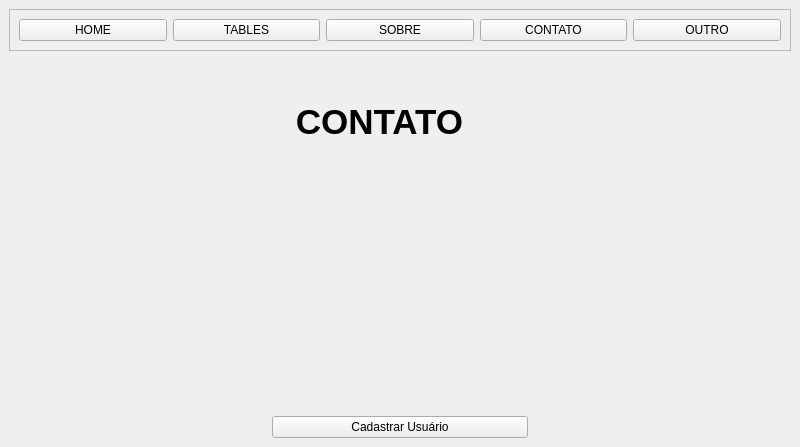
Before: the Qt Designer form resources/ui_main.ui in redersonrodrigues/sistema-de-gerenciamento-com-python, drawn with Qt 5.
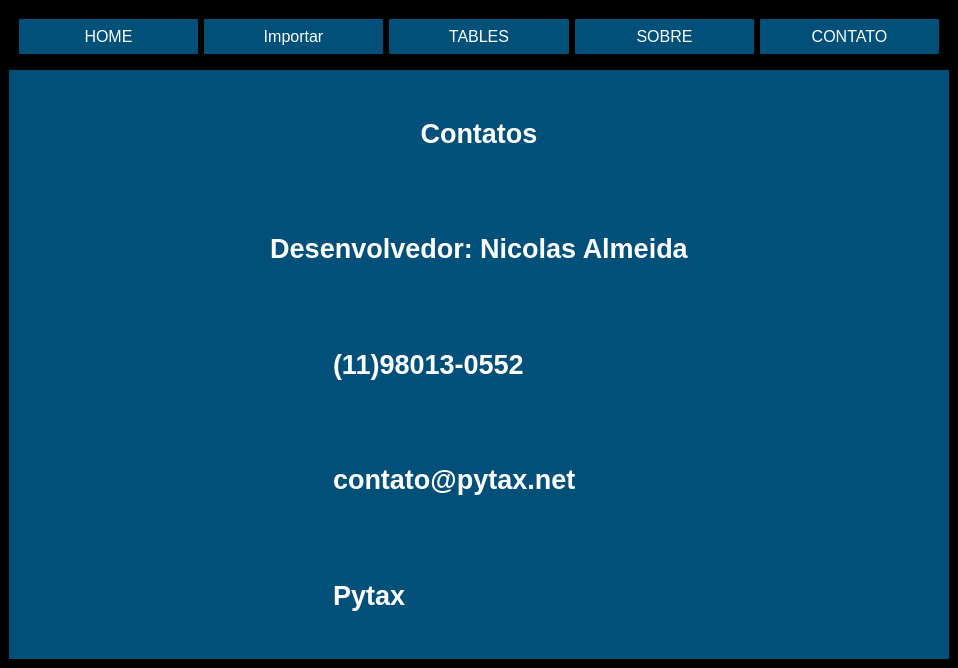
After: the same form once the commit is applied. The open tabs and pages were chosen to show the change. Icons and pictures are not drawn.

Diff of the .ui file:
```diff
--- a/resources/ui_main.ui
+++ b/resources/ui_main.ui
@@ -6,13 +6,16 @@
    <rect>
     <x>0</x>
     <y>0</y>
-    <width>800</width>
-    <height>447</height>
+    <width>958</width>
+    <height>668</height>
    </rect>
   </property>
   <property name="windowTitle">
    <string>MainWindow</string>
   </property>
+  <property name="styleSheet">
+   <string notr="true">background-color: rgb(0, 0, 0);</string>
+  </property>
   <property name="iconSize">
    <size>
     <width>48</width>
@@ -35,30 +38,91 @@
       <layout class="QHBoxLayout" name="horizontalLayout">
        <item>
         <widget class="QPushButton" name="btn_pg_home">
+         <property name="minimumSize">
+          <size>
+           <width>0</width>
+           <height>35</height>
+          </size>
+         </property>
          <property name="font">
           <font>
-           <underline>false</underline>
-           <strikeout>false</strikeout>
+           <pointsize>-1</pointsize>
           </font>
          </property>
          <property name="styleSheet">
-          <string notr="true"/>
+          <string notr="true">QPushButton{
+color: rgb(255, 255, 255);
+border-radius: 1px;
+font-size: 16px;
+background-color: rgb(0, 80, 121);
+}
+QPushButton:hover{
+background-color: #FFFFFF;
+color: black;
+}</string>
          </property>
          <property name="text">
           <string>HOME</string>
          </property>
         </widget>
        </item>
+       <item>
+        <widget class="QPushButton" name="btn_pg_import">
+         <property name="minimumSize">
+          <size>
+           <width>0</width>
+           <height>35</height>
+          </size>
+         </property>
+         <property name="font">
+          <font>
+           <pointsize>-1</pointsize>
+          </font>
+         </property>
+         <property name="cursor">
+          <cursorShape>PointingHandCursor</cursorShape>
+         </property>
+         <property name="styleSheet">
+          <string notr="true">QPushButton{
+color: rgb(255, 255, 255);
+border-radius: 1px;
+font-size: 16px;
+background-color: rgb(0, 80, 121);
+}
+QPushButton:hover{
+background-color: #FFFFFF;
+color: black;
+}</string>
+         </property>
+         <property name="text">
+          <string>Importar</string>
+         </property>
+        </widget>
+       </item>
        <item>
         <widget class="QPushButton" name="btn_pg_tables">
+         <property name="minimumSize">
+          <size>
+           <width>0</width>
+           <height>35</height>
+          </size>
+         </property>
          <property name="font">
           <font>
-           <underline>false</underline>
-           <strikeout>false</strikeout>
+           <pointsize>-1</pointsize>
           </font>
          </property>
          <property name="styleSheet">
-          <string notr="true"/>
+          <string notr="true">QPushButton{
+color: rgb(255, 255, 255);
+border-radius: 1px;
+font-size: 16px;
+background-color: rgb(0, 80, 121);
+}
+QPushButton:hover{
+background-color: #FFFFFF;
+color: black;
+}</string>
          </property>
          <property name="text">
           <string>TABLES</string>
@@ -67,14 +131,28 @@
        </item>
        <item>
         <widget class="QPushButton" name="btn_pg_sobre">
+         <property name="minimumSize">
+          <size>
+           <width>0</width>
+           <height>35</height>
+          </size>
+         </property>
          <property name="font">
           <font>
-           <underline>false</underline>
-           <strikeout>false</strikeout>
+           <pointsize>-1</pointsize>
           </font>
          </property>
          <property name="styleSheet">
-          <string notr="true"/>
+          <string notr="true">QPushButton{
+color: rgb(255, 255, 255);
+border-radius: 1px;
+font-size: 16px;
+background-color: rgb(0, 80, 121);
+}
+QPushButton:hover{
+background-color: #FFFFFF;
+color: black;
+}</string>
          </property>
          <property name="text">
           <string>SOBRE</string>
@@ -83,44 +161,252 @@
        </item>
        <item>
         <widget class="QPushButton" name="btn_pg_contato">
+         <property name="minimumSize">
+          <size>
+           <width>0</width>
+           <height>35</height>
+          </size>
+         </property>
          <property name="font">
           <font>
-           <underline>false</underline>
-           <strikeout>false</strikeout>
+           <pointsize>-1</pointsize>
           </font>
          </property>
          <property name="styleSheet">
-          <string notr="true"/>
+          <string notr="true">QPushButton{
+color: rgb(255, 255, 255);
+border-radius: 1px;
+font-size: 16px;
+background-color: rgb(0, 80, 121);
+}
+QPushButton:hover{
+background-color: #FFFFFF;
+color: black;
+}</string>
          </property>
          <property name="text">
           <string>CONTATO</string>
          </property>
         </widget>
        </item>
-       <item>
-        <widget class="QPushButton" name="btn_pg_outro">
-         <property name="font">
-          <font>
-           <underline>false</underline>
-           <strikeout>false</strikeout>
-          </font>
-         </property>
-         <property name="styleSheet">
-          <string notr="true"/>
-         </property>
-         <property name="text">
-          <string>OUTRO</string>
-         </property>
-        </widget>
-       </item>
       </layout>
      </widget>
     </item>
     <item>
      <widget class="QStackedWidget" name="Pages">
+      <property name="styleSheet">
+       <string notr="true">background-color: rgb(0, 80, 121);</string>
+      </property>
       <property name="currentIndex">
        <number>1</number>
       </property>
+      <widget class="QWidget" name="pg_home">
+       <layout class="QVBoxLayout" name="verticalLayout_2">
+        <item>
+         <widget class="QLabel" name="label">
+          <property name="sizePolicy">
+           <sizepolicy hsizetype="Preferred" vsizetype="Expanding">
+            <horstretch>0</horstretch>
+            <verstretch>0</verstretch>
+           </sizepolicy>
+          </property>
+          <property name="styleSheet">
+           <string notr="true">background-color: rgb(0, 80, 121);</string>
+          </property>
+          <property name="text">
+           <string>&lt;html&gt;&lt;head/&gt;&lt;body&gt;&lt;p align=&quot;center&quot;&gt;&lt;span style=&quot; font-size:48pt; font-weight:600; color:#00004d;&quot;&gt;RAMAR&lt;/span&gt;&lt;/p&gt;&lt;p align=&quot;center&quot;&gt;&lt;span style=&quot; font-size:28pt; font-weight:600; color:#00004d;&quot;&gt;Sistema De Gerenciamento&lt;/span&gt;&lt;/p&gt;&lt;p align=&quot;center&quot;&gt;&lt;span style=&quot; font-size:28pt; font-weight:600; color:#00004d;&quot;&gt;&lt;img src=&quot;assets/_imgs/logo.png&quot;&lt;/span&gt;&lt;/p&gt;&lt;/body&gt;&lt;/html&gt;</string>
+          </property>
+         </widget>
+        </item>
+        <item>
+         <widget class="QPushButton" name="btn_pg_cadastro">
+          <property name="minimumSize">
+           <size>
+            <width>0</width>
+            <height>27</height>
+           </size>
+          </property>
+          <property name="font">
+           <font>
+            <pointsize>12</pointsize>
+            <weight>75</weight>
+            <bold>true</bold>
+           </font>
+          </property>
+          <property name="cursor">
+           <cursorShape>PointingHandCursor</cursorShape>
+          </property>
+          <property name="styleSheet">
+           <string notr="true">QPushButton{
+color: #FFFFFF;
+}
+QPushButton:hover{
+background-color:rgb(255, 255, 255);
+color: black;
+}</string>
+          </property>
+          <property name="text">
+           <string>Cadastrar Usuário</string>
+          </property>
+         </widget>
+        </item>
+       </layout>
+      </widget>
+      <widget class="QWidget" name="pg_import">
+       <layout class="QVBoxLayout" name="verticalLayout_10">
+        <item>
+         <widget class="QLabel" name="label_17">
+          <property name="minimumSize">
+           <size>
+            <width>0</width>
+            <height>0</height>
+           </size>
+          </property>
+          <property name="maximumSize">
+           <size>
+            <width>16777215</width>
+            <height>50</height>
+           </size>
+          </property>
+          <property name="font">
+           <font>
+            <pointsize>20</pointsize>
+           </font>
+          </property>
+          <property name="text">
+           <string>&lt;html&gt;&lt;head/&gt;&lt;body&gt;&lt;p align=&quot;center&quot;&gt;&lt;span style=&quot; font-weight:600; color:#ffffff;&quot;&gt;IMPORTAR XML&lt;/span&gt;&lt;/p&gt;&lt;/body&gt;&lt;/html&gt;</string>
+          </property>
+          <property name="alignment">
+           <set>Qt::AlignCenter</set>
+          </property>
+         </widget>
+        </item>
+        <item>
+         <layout class="QHBoxLayout" name="horizontalLayout_4">
+          <item>
+           <widget class="QLineEdit" name="txt_file">
+            <property name="minimumSize">
+             <size>
+              <width>0</width>
+              <height>28</height>
+             </size>
+            </property>
+            <property name="font">
+             <font>
+              <pointsize>12</pointsize>
+             </font>
+            </property>
+            <property name="styleSheet">
+             <string notr="true">color: rgb(255, 255, 255);</string>
+            </property>
+            <property name="alignment">
+             <set>Qt::AlignCenter</set>
+            </property>
+            <property name="placeholderText">
+             <string>Selecione a pasta com os arquivos XML ---&gt;</string>
+            </property>
+           </widget>
+          </item>
+          <item>
+           <widget class="QPushButton" name="btn_open">
+            <property name="minimumSize">
+             <size>
+              <width>120</width>
+              <height>28</height>
+             </size>
+            </property>
+            <property name="cursor">
+             <cursorShape>PointingHandCursor</cursorShape>
+            </property>
+            <property name="styleSheet">
+             <string notr="true">QPushButton{
+color: rgb(0, 0, 10);
+border-top-right-radius: 15px;
+font-size: 16px;
+background-color: #FFFFFF;
+}
+QPushButton:hover{
+background-color: rgb(170, 255, 255);
+color: black;
+}</string>
+            </property>
+            <property name="text">
+             <string>Abrir</string>
+            </property>
+           </widget>
+          </item>
+         </layout>
+        </item>
+        <item>
+         <layout class="QHBoxLayout" name="horizontalLayout_11">
+          <item>
+           <widget class="QLabel" name="label_4">
+            <property name="text">
+             <string/>
+            </property>
+           </widget>
+          </item>
+          <item>
+           <widget class="QPushButton" name="btn_import">
+            <property name="minimumSize">
+             <size>
+              <width>0</width>
+              <height>30</height>
+             </size>
+            </property>
+            <property name="font">
+             <font>
+              <pointsize>-1</pointsize>
+             </font>
+            </property>
+            <property name="cursor">
+             <cursorShape>PointingHandCursor</cursorShape>
+            </property>
+            <property name="styleSheet">
+             <string notr="true">QPushButton{
+color: rgb(0, 0, 10);
+border-radius: 10px;
+font-size: 16px;
+background-color: #FFFFFF;
+}
+QPushButton:hover{
+background-color: rgb(170, 255, 255);
+color: black;
+}</string>
+            </property>
+            <property name="text">
+             <string>IMPORTAR</string>
+            </property>
+           </widget>
+          </item>
+          <item>
+           <widget class="QLabel" name="label_5">
+            <property name="text">
+             <string/>
+            </property>
+           </widget>
+          </item>
+         </layout>
+        </item>
+        <item>
+         <widget class="QProgressBar" name="progressBar">
+          <property name="font">
+           <font>
+            <pointsize>12</pointsize>
+            <weight>50</weight>
+            <bold>false</bold>
+           </font>
+          </property>
+          <property name="value">
+           <number>100</number>
+          </property>
+          <property name="textVisible">
+           <bool>false</bool>
+          </property>
+         </widget>
+        </item>
+       </layout>
+      </widget>
       <widget class="QWidget" name="pg_table">
        <layout class="QVBoxLayout" name="verticalLayout_8">
         <item>
@@ -130,20 +416,6 @@
             <string>TreeWidget</string>
            </attribute>
            <layout class="QVBoxLayout" name="verticalLayout_7">
-            <item>
-             <layout class="QHBoxLayout" name="horizontalLayout_2">
-              <item>
-               <widget class="QLineEdit" name="txt_file"/>
-              </item>
-              <item>
-               <widget class="QPushButton" name="btn_open">
-                <property name="text">
-                 <string>Abrir</string>
-                </property>
-               </widget>
-              </item>
-             </layout>
-            </item>
             <item>
              <layout class="QHBoxLayout" name="horizontalLayout_3">
               <item>
@@ -340,55 +612,242 @@
         </item>
        </layout>
       </widget>
-      <widget class="QWidget" name="pg_contato">
-       <widget class="QLabel" name="label_16">
-        <property name="geometry">
-         <rect>
-          <x>260</x>
-          <y>30</y>
-          <width>221</width>
-          <height>71</height>
-         </rect>
-        </property>
-        <property name="text">
-         <string>&lt;html&gt;&lt;head/&gt;&lt;body&gt;&lt;p align=&quot;center&quot;&gt;&lt;span style=&quot; font-size:26pt; font-weight:600;&quot;&gt;CONTATO&lt;/span&gt;&lt;/p&gt;&lt;/body&gt;&lt;/html&gt;</string>
-        </property>
-       </widget>
-      </widget>
-      <widget class="QWidget" name="pg_home">
-       <layout class="QVBoxLayout" name="verticalLayout_2">
-        <item>
-         <widget class="QLabel" name="label">
-          <property name="sizePolicy">
-           <sizepolicy hsizetype="Preferred" vsizetype="Expanding">
-            <horstretch>0</horstretch>
-            <verstretch>0</verstretch>
-           </sizepolicy>
-          </property>
-          <property name="styleSheet">
-           <string notr="true">background-color: rgb(255, 255, 255);</string>
-          </property>
-          <property name="text">
-           <string>&lt;html&gt;&lt;head/&gt;&lt;body&gt;&lt;p align=&quot;center&quot;&gt;&lt;span style=&quot; font-size:48pt; font-weight:600; color:#00004d;&quot;&gt;RAMAR&lt;/span&gt;&lt;/p&gt;&lt;p align=&quot;center&quot;&gt;&lt;span style=&quot; font-size:36pt; font-weight:600; color:#00004d;&quot;&gt;Sistema De Gerenciamento&lt;/span&gt;&lt;/p&gt;&lt;/body&gt;&lt;/html&gt;</string>
-          </property>
-         </widget>
-        </item>
-       </layout>
-      </widget>
       <widget class="QWidget" name="pg_sobre">
-       <widget class="QLabel" name="label_15">
-        <property name="geometry">
-         <rect>
-          <x>340</x>
-          <y>50</y>
-          <width>61</width>
-          <height>21</height>
-         </rect>
-        </property>
-        <property name="text">
-         <string>&lt;html&gt;&lt;head/&gt;&lt;body&gt;&lt;p&gt;&lt;span style=&quot; font-size:12pt; font-weight:600;&quot;&gt;SOBRE&lt;/span&gt;&lt;/p&gt;&lt;/body&gt;&lt;/html&gt;</string>
-        </property>
-       </widget>
+       <layout class="QVBoxLayout" name="verticalLayout_12">
+        <item>
+         <widget class="QLabel" name="label_15">
+          <property name="maximumSize">
+           <size>
+            <width>16777215</width>
+            <height>50</height>
+           </size>
+          </property>
+          <property name="font">
+           <font>
+            <pointsize>20</pointsize>
+           </font>
+          </property>
+          <property name="text">
+           <string>&lt;html&gt;&lt;head/&gt;&lt;body&gt;&lt;p align=&quot;center&quot;&gt;&lt;span style=&quot; font-weight:600; color:#ffffff;&quot;&gt;Sobre&lt;/span&gt;&lt;/p&gt;&lt;/body&gt;&lt;/html&gt;</string>
+          </property>
+          <property name="alignment">
+           <set>Qt::AlignCenter</set>
+          </property>
+         </widget>
+        </item>
+        <item>
+         <widget class="QLabel" name="label_19">
+          <property name="text">
+           <string>&lt;html&gt;&lt;head/&gt;&lt;body&gt;&lt;p align=&quot;center&quot;&gt;&lt;span style=&quot; font-size:12pt; font-weight:600; color:#ffffff;&quot;&gt;Este sistema faz a importação de arquivos XML e faz o controle do estoque de acordo com a entrada de notas e saídas apontadas pelo usuário.&lt;/span&gt;&lt;/p&gt;&lt;/body&gt;&lt;/html&gt;</string>
+          </property>
+          <property name="alignment">
+           <set>Qt::AlignCenter</set>
+          </property>
+          <property name="wordWrap">
+           <bool>true</bool>
+          </property>
+         </widget>
+        </item>
+       </layout>
+      </widget>
+      <widget class="QWidget" name="pg_contato">
+       <layout class="QVBoxLayout" name="verticalLayout_13">
+        <item>
+         <widget class="QLabel" name="label_16">
+          <property name="font">
+           <font>
+            <pointsize>20</pointsize>
+           </font>
+          </property>
+          <property name="text">
+           <string>&lt;html&gt;&lt;head/&gt;&lt;body&gt;&lt;p align=&quot;center&quot;&gt;&lt;span style=&quot; font-weight:600; color:#ffffff;&quot;&gt;Contatos&lt;/span&gt;&lt;/p&gt;&lt;/body&gt;&lt;/html&gt;</string>
+          </property>
+          <property name="alignment">
+           <set>Qt::AlignCenter</set>
+          </property>
+         </widget>
+        </item>
+        <item>
+         <widget class="QLabel" name="label_20">
+          <property name="font">
+           <font>
+            <pointsize>20</pointsize>
+           </font>
+          </property>
+          <property name="text">
+           <string>&lt;html&gt;&lt;head/&gt;&lt;body&gt;&lt;p align=&quot;center&quot;&gt;&lt;span style=&quot; font-weight:600; color:#ffffff;&quot;&gt;Desenvolvedor: Nicolas Almeida&lt;/span&gt;&lt;/p&gt;&lt;/body&gt;&lt;/html&gt;</string>
+          </property>
+          <property name="alignment">
+           <set>Qt::AlignCenter</set>
+          </property>
+         </widget>
+        </item>
+        <item>
+         <layout class="QHBoxLayout" name="horizontalLayout_17">
+          <item>
+           <widget class="QLabel" name="label_27">
+            <property name="text">
+             <string/>
+            </property>
+           </widget>
+          </item>
+          <item>
+           <layout class="QHBoxLayout" name="horizontalLayout_14">
+            <item>
+             <widget class="QLabel" name="label_22">
+              <property name="sizePolicy">
+               <sizepolicy hsizetype="Fixed" vsizetype="Preferred">
+                <horstretch>0</horstretch>
+                <verstretch>0</verstretch>
+               </sizepolicy>
+              </property>
+              <property name="text">
+               <string>&lt;html&gt;&lt;head/&gt;&lt;body&gt;&lt;p&gt;&lt;img src=&quot;assets/_imgs/phone.png&quot; /&gt;&lt;/p&gt;&lt;/body&gt;&lt;/html&gt;</string>
+              </property>
+             </widget>
+            </item>
+            <item>
+             <widget class="QLabel" name="label_21">
+              <property name="font">
+               <font>
+                <pointsize>20</pointsize>
+               </font>
+              </property>
+              <property name="text">
+               <string>&lt;html&gt;&lt;head/&gt;&lt;body&gt;&lt;p&gt;&lt;span style=&quot; font-weight:600; color:#ffffff;&quot;&gt;(11)98013-0552&lt;/span&gt;&lt;/p&gt;&lt;/body&gt;&lt;/html&gt;</string>
+              </property>
+              <property name="alignment">
+               <set>Qt::AlignLeading|Qt::AlignLeft|Qt::AlignVCenter</set>
+              </property>
+              <property name="margin">
+               <number>0</number>
+              </property>
+             </widget>
+            </item>
+           </layout>
+          </item>
+          <item>
+           <widget class="QLabel" name="label_28">
+            <property name="text">
+             <string/>
+            </property>
+           </widget>
+          </item>
+         </layout>
+        </item>
+        <item>
+         <layout class="QHBoxLayout" name="horizontalLayout_16">
+          <item>
+           <widget class="QLabel" name="label_29">
+            <property name="text">
+             <string/>
+            </property>
+           </widget>
+          </item>
+          <item>
+           <layout class="QHBoxLayout" name="horizontalLayout_13">
+            <item>
+             <widget class="QLabel" name="label_23">
+              <property name="sizePolicy">
+               <sizepolicy hsizetype="Fixed" vsizetype="Preferred">
+                <horstretch>0</horstretch>
+                <verstretch>0</verstretch>
+               </sizepolicy>
+              </property>
+              <property name="text">
+               <string>&lt;html&gt;&lt;head/&gt;&lt;body&gt;&lt;p&gt;&lt;img src=&quot;assets/_imgs/mail.png&quot; /&gt;&lt;/p&gt;&lt;/body&gt;&lt;/html&gt;</string>
+              </property>
+             </widget>
+            </item>
+            <item>
+             <widget class="QLabel" name="label_25">
+              <property name="font">
+               <font>
+                <pointsize>20</pointsize>
+               </font>
+              </property>
+              <property name="text">
+               <string>&lt;html&gt;&lt;head/&gt;&lt;body&gt;&lt;p&gt;&lt;span style=&quot; font-weight:600; color:#ffffff;&quot;&gt;contato@pytax.net&lt;/span&gt;&lt;/p&gt;&lt;/body&gt;&lt;/html&gt;</string>
+              </property>
+              <property name="alignment">
+               <set>Qt::AlignLeading|Qt::AlignLeft|Qt::AlignVCenter</set>
+              </property>
+              <property name="margin">
+               <number>0</number>
+              </property>
+             </widget>
+            </item>
+           </layout>
+          </item>
+          <item>
+           <widget class="QLabel" name="label_30">
+            <property name="text">
+             <string/>
+            </property>
+           </widget>
+          </item>
+         </layout>
+        </item>
+        <item>
+         <layout class="QHBoxLayout" name="horizontalLayout_15">
+          <item>
+           <widget class="QLabel" name="label_31">
+            <property name="text">
+             <string/>
+            </property>
+           </widget>
+          </item>
+          <item>
+           <layout class="QHBoxLayout" name="horizontalLayout_2">
+            <item>
+             <widget class="QLabel" name="label_24">
+              <property name="sizePolicy">
+               <sizepolicy hsizetype="Fixed" vsizetype="Preferred">
+                <horstretch>0</horstretch>
+                <verstretch>0</verstretch>
+               </sizepolicy>
+              </property>
+              <property name="text">
+               <string>&lt;html&gt;&lt;head/&gt;&lt;body&gt;&lt;p&gt;&lt;img src=&quot;assets/_imgs/nome_empresa.png&quot; /&gt;&lt;/p&gt;&lt;/body&gt;&lt;/html&gt;</string>
+              </property>
+             </widget>
+            </item>
+            <item>
+             <widget class="QLabel" name="label_26">
+              <property name="sizePolicy">
+               <sizepolicy hsizetype="Preferred" vsizetype="Preferred">
+                <horstretch>0</horstretch>
+                <verstretch>0</verstretch>
+               </sizepolicy>
+              </property>
+              <property name="font">
+               <font>
+                <pointsize>20</pointsize>
+               </font>
+              </property>
+              <property name="text">
+               <string>&lt;html&gt;&lt;head/&gt;&lt;body&gt;&lt;p&gt;&lt;span style=&quot; font-weight:600; color:#ffffff;&quot;&gt;Pytax&lt;/span&gt;&lt;/p&gt;&lt;/body&gt;&lt;/html&gt;</string>
+              </property>
+              <property name="alignment">
+               <set>Qt::AlignLeading|Qt::AlignLeft|Qt::AlignVCenter</set>
+              </property>
+              <property name="margin">
+               <number>0</number>
+              </property>
+             </widget>
+            </item>
+           </layout>
+          </item>
+          <item>
+           <widget class="QLabel" name="label_32">
+            <property name="text">
+             <string/>
+            </property>
+           </widget>
+          </item>
+         </layout>
+        </item>
+       </layout>
       </widget>
       <widget class="QWidget" name="pg_cadastro">
        <layout class="QVBoxLayout" name="verticalLayout_9">
@@ -559,31 +1018,6 @@
       </widget>
      </widget>
     </item>
-    <item>
-     <layout class="QHBoxLayout" name="horizontalLayout_4">
-      <item>
-       <widget class="QLabel" name="label_5">
-        <property name="text">
-         <string/>
-        </property>
-       </widget>
-      </item>
-      <item>
-       <widget class="QPushButton" name="btn_pg_cadastro">
-        <property name="text">
-         <string>Cadastrar Usuário</string>
-        </property>
-       </widget>
-      </item>
-      <item>
-       <widget class="QLabel" name="label_4">
-        <property name="text">
-         <string/>
-        </property>
-       </widget>
-      </item>
-     </layout>
-    </item>
    </layout>
   </widget>
  </widget>
```
Left out of the diff: 318 changed lines with no effect on the pictures.
